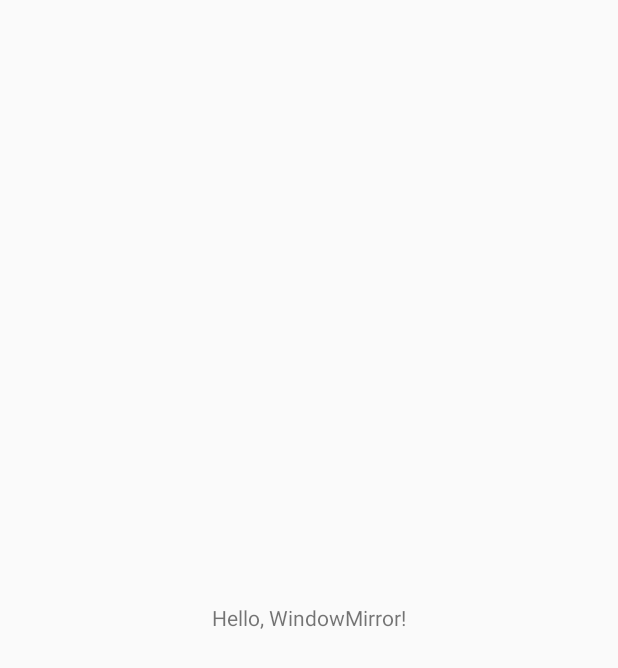
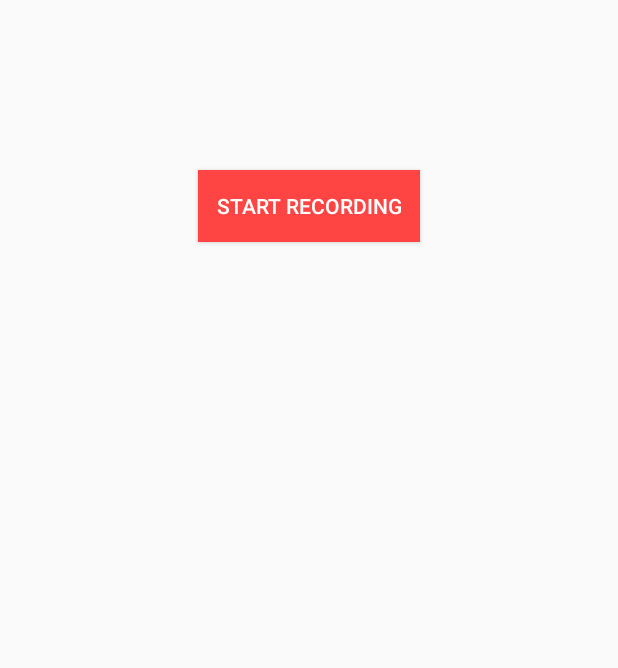
Before and after one commit to WMButterfly/ButterflyOld, an Android app: the screen it shows after launch (MainActivity), on a phone screen of 412 x 824 dp. Before the commit the part shown is almost empty. Shown: the top 668 px of the screen. Run offline under Robolectric (Android 15) with nearby library versions, the phone set to English and light mode, and no system bars.

Commit message:
App can now record audio with the press of a button

```diff
--- a/app/src/main/AndroidManifest.xml
+++ b/app/src/main/AndroidManifest.xml
@@ -1,5 +1,8 @@
 <manifest xmlns:android="http://schemas.android.com/apk/res/android"
           package="com.windowmirror.android">
+
+    <uses-permission android:name="android.permission.WRITE_EXTERNAL_STORAGE" />
+    <uses-permission android:name="android.permission.RECORD_AUDIO" />
 
     <application android:allowBackup="true"
                  android:label="@string/app_name"
--- a/app/src/main/java/com/windowmirror/android/controller/MainActivity.java
+++ b/app/src/main/java/com/windowmirror/android/controller/MainActivity.java
@@ -1,18 +1,28 @@
 package com.windowmirror.android.controller;
 
-import android.app.Activity;
 import android.os.Bundle;
+import android.support.v4.app.FragmentActivity;
 import com.windowmirror.android.R;
 
 /**
  * The Activity that starts on app launch.
  * @author alliecurry
  */
-public class MainActivity extends Activity {
+public class MainActivity extends FragmentActivity {
+    private static final String TAG = MainActivity.class.getSimpleName();
 
     @Override
     protected void onCreate(Bundle savedInstanceState) {
         super.onCreate(savedInstanceState);
         setContentView(R.layout.activity_main);
     }
+
+    @Override
+    public void onBackPressed() {
+        if (getSupportFragmentManager().getBackStackEntryCount() > 1) {
+            super.onBackPressed();
+        } else { // No more fragments... used to avoid blank screen
+            finish();
+        }
+    }
 }
--- /dev/null
+++ b/app/src/main/java/com/windowmirror/android/controller/fragment/AudioRecordFragment.java
@@ -0,0 +1,143 @@
+package com.windowmirror.android.controller.fragment;
+
+import android.Manifest;
+import android.annotation.TargetApi;
+import android.content.pm.PackageManager;
+import android.media.MediaRecorder;
+import android.os.Build;
+import android.os.Bundle;
+import android.support.annotation.NonNull;
+import android.support.annotation.Nullable;
+import android.support.v4.app.Fragment;
+import android.util.Log;
+import android.view.LayoutInflater;
+import android.view.View;
+import android.view.ViewGroup;
+import android.widget.TextView;
+import android.widget.Toast;
+import com.windowmirror.android.R;
+import com.windowmirror.android.util.FileUtility;
+
+import java.io.IOException;
+
+/**
+ * A Fragment used to record and save audio.
+ * Use of this fragment requires the following two permissions:
+ * android.permission.RECORD_AUDIO
+ * android.permission.WRITE_EXTERNAL_STORAGE
+ * @author alliecurry
+ */
+public class AudioRecordFragment extends Fragment {
+    public static final String TAG = AudioRecordFragment.class.getSimpleName();
+    private static final int PERMISSION_REQUEST_CODE = 0xee;
+    private static final int AUDIO_BIT_RATE = 96000;
+    private static final int AUDIO_SAMPLE_RATE = 44100;
+    private boolean isRecording = false;
+    private TextView recordButton;
+    private MediaRecorder mediaRecorder = null;
+
+    // File path to the most recent recording. Includes file name (eg. "storage/wm/audio.wav")
+    private String audioFilePath;
+
+    @Nullable
+    @Override
+    public View onCreateView(LayoutInflater inflater, ViewGroup container, Bundle savedInstanceState) {
+        final View layout  = inflater.inflate(R.layout.fragment_record, container, false);
+        final boolean isAccepted = checkPermissions();
+        if (isAccepted) {
+            // Ensure necessary directories are created
+            FileUtility.makeDirectories();
+        }
+
+        // Initialize record button listener
+        recordButton = (TextView) layout.findViewById(R.id.button_record);
+        recordButton.setOnClickListener(new View.OnClickListener() {
+            @Override
+            public void onClick(View view) {
+                onRecordClick();
+            }
+        });
+
+        return layout;
+    }
+
+    /** @return true if necessary permissions are already granted. */
+    @TargetApi(23)
+    private boolean checkPermissions() {
+        if (Build.VERSION.SDK_INT >= Build.VERSION_CODES.M
+                && getActivity().checkSelfPermission(Manifest.permission.RECORD_AUDIO)
+                != PackageManager.PERMISSION_GRANTED) {
+            requestPermissions(new String[] {
+                            Manifest.permission.RECORD_AUDIO,
+                            Manifest.permission.WRITE_EXTERNAL_STORAGE
+                    },
+                    PERMISSION_REQUEST_CODE);
+            return false;
+        }
+        return true;
+    }
+
+    private void onRecordClick() {
+        if (isRecording) {
+            recordButton.setText(R.string.record_start);
+            stopRecording();
+        } else {
+            recordButton.setText(R.string.record_stop);
+            audioFilePath = FileUtility.getDirectoryPath() + "/" + FileUtility.generateAudioFileName();
+            startRecording(audioFilePath);
+        }
+        isRecording = !isRecording;
+    }
+
+    private void onRecordFail() {
+        isRecording = false;
+        recordButton.setText(R.string.record_start);
+    }
+
+    private synchronized void startRecording(final String fileName)  {
+        mediaRecorder = new MediaRecorder();
+        mediaRecorder.setAudioSource(MediaRecorder.AudioSource.MIC);
+        mediaRecorder.setOutputFormat(MediaRecorder.OutputFormat.THREE_GPP);
+        mediaRecorder.setOutputFile(fileName);
+        mediaRecorder.setAudioEncoder(MediaRecorder.AudioEncoder.AMR_NB);
+        mediaRecorder.setAudioEncodingBitRate(AUDIO_BIT_RATE);
+        mediaRecorder.setAudioSamplingRate(AUDIO_SAMPLE_RATE);
+
+        try {
+            mediaRecorder.prepare();
+            mediaRecorder.start();
+        } catch (final IOException e) {
+            Log.e(TAG, "Could not start recording: " + e.toString());
+            onRecordFail();
+        }
+    }
+
+    private synchronized void stopRecording() {
+        if (mediaRecorder == null) {
+            Log.w(TAG, "Cannot stop recording: No MediaRecorder found.");
+            return;
+        }
+        mediaRecorder.stop();
+        mediaRecorder.release();
+        mediaRecorder = null;
+        Log.d(TAG, "Recording created to file: " + audioFilePath);
+        Toast.makeText(getActivity(), audioFilePath, Toast.LENGTH_SHORT).show(); // TODO REMOVE ME
+    }
+
+    @Override
+    public void onRequestPermissionsResult(int requestCode, @NonNull String[] permissions, @NonNull int[] grantResults) {
+        switch (requestCode) {
+            case PERMISSION_REQUEST_CODE:
+                if (grantResults[0] == PackageManager.PERMISSION_GRANTED) {
+                    Log.d(TAG, "Permission Granted");
+                    FileUtility.makeDirectories();
+                } else {
+                    Log.d(TAG, "Permission Failed");
+                    Toast.makeText(getActivity(),
+                            "You must accept the record permission to use this app",
+                            Toast.LENGTH_SHORT).show();
+                }
+                break;
+        }
+    }
+}
--- /dev/null
+++ b/app/src/main/java/com/windowmirror/android/util/FileUtility.java
@@ -0,0 +1,41 @@
+package com.windowmirror.android.util;
+
+import android.os.Environment;
+
+import java.io.File;
+import java.text.SimpleDateFormat;
+import java.util.Date;
+import java.util.Locale;
+
+/**
+ * Class for accessing the internal file system.
+ * @author alliecurry
+ */
+public final class FileUtility {
+
+    private FileUtility() {
+        throw new AssertionError();
+    }
+
+    /** @return the absolute path to the directory where this app will store files. */
+    public static String getDirectoryPath() {
+        String path =  Environment.getExternalStorageDirectory().getAbsolutePath();
+        return path + "/WindowMirror";
+    }
+
+    /**
+     * Creates the directory where files are to be locally stored.
+     * @return true if the directory was successfully created or if it already exists.
+     */
+    public static boolean makeDirectories() {
+        final File f = new File(getDirectoryPath());
+        return f.exists() || f.mkdirs();
+    }
+
+    /** @return String to use as a file path for a new audio recording.*/
+    public static String generateAudioFileName() {
+        // TODO Review and change if necessary. Could use system millis but is hard to find browse manually.
+        final String uniqueName = new SimpleDateFormat("yy-MM-dd-k-m-s", Locale.US).format(new Date());
+        return "audio-" + uniqueName + ".wav";
+    }
+}
--- a/app/src/main/res/layout/activity_main.xml
+++ b/app/src/main/res/layout/activity_main.xml
@@ -6,9 +6,21 @@
               android:gravity="center"
         >
 
-    <TextView android:layout_width="wrap_content"
-              android:layout_height="wrap_content"
-              android:text="Hello, WindowMirror!"
+    <!--Record Fragment Container-->
+    <fragment
+            android:name="com.windowmirror.android.controller.fragment.AudioRecordFragment"
+            android:id="@+id/fragment_top"
+            android:layout_width="match_parent"
+            android:layout_height="0dp"
+            android:layout_weight="1"
+            />
+
+    <!--History Fragment Container-->
+    <FrameLayout
+            android:id="@+id/fragment_bottom"
+            android:layout_width="match_parent"
+            android:layout_height="0dp"
+            android:layout_weight="2"
             />
 
 </LinearLayout>
--- /dev/null
+++ b/app/src/main/res/layout/fragment_record.xml
@@ -0,0 +1,19 @@
+<?xml version="1.0" encoding="utf-8"?>
+<LinearLayout xmlns:android="http://schemas.android.com/apk/res/android"
+              android:orientation="vertical"
+              android:layout_width="match_parent"
+              android:layout_height="match_parent"
+              android:gravity="center"
+        >
+
+    <Button
+            android:id="@+id/button_record"
+            android:layout_width="wrap_content"
+            android:layout_height="wrap_content"
+            android:padding="12dp"
+            android:background="@android:color/holo_red_light"
+            android:text="@string/record_start"
+            android:textColor="@android:color/white"
+            />
+
+</LinearLayout>
--- a/app/src/main/res/values/strings.xml
+++ b/app/src/main/res/values/strings.xml
@@ -1,3 +1,7 @@
 <resources>
     <string name="app_name">WindowMirror</string>
+
+    <string name="record_start">Start Recording</string>
+    <string name="record_stop">Stop Recording</string>
+
 </resources>
```
